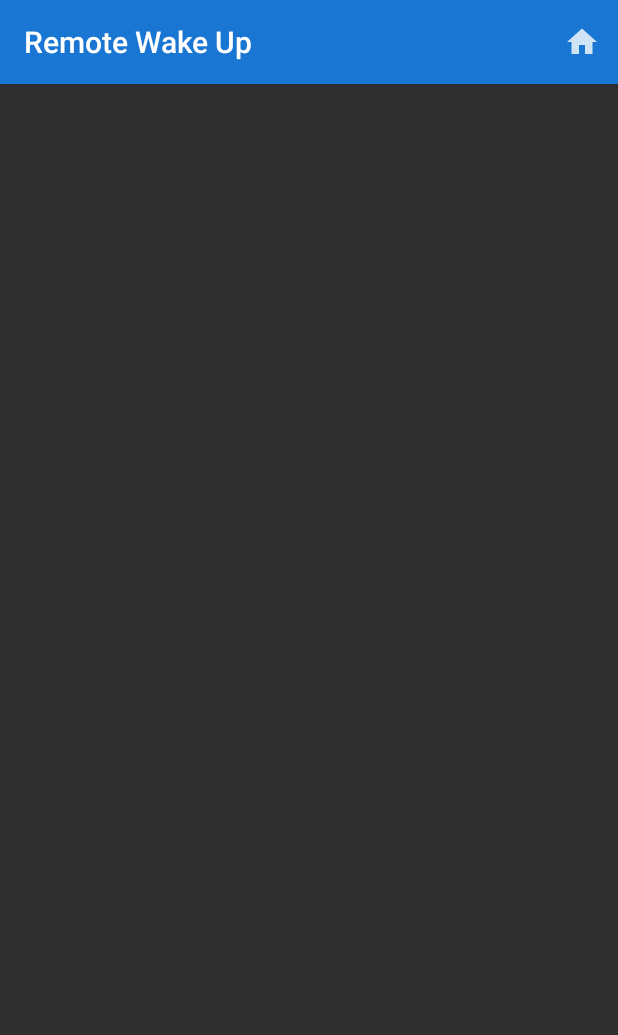
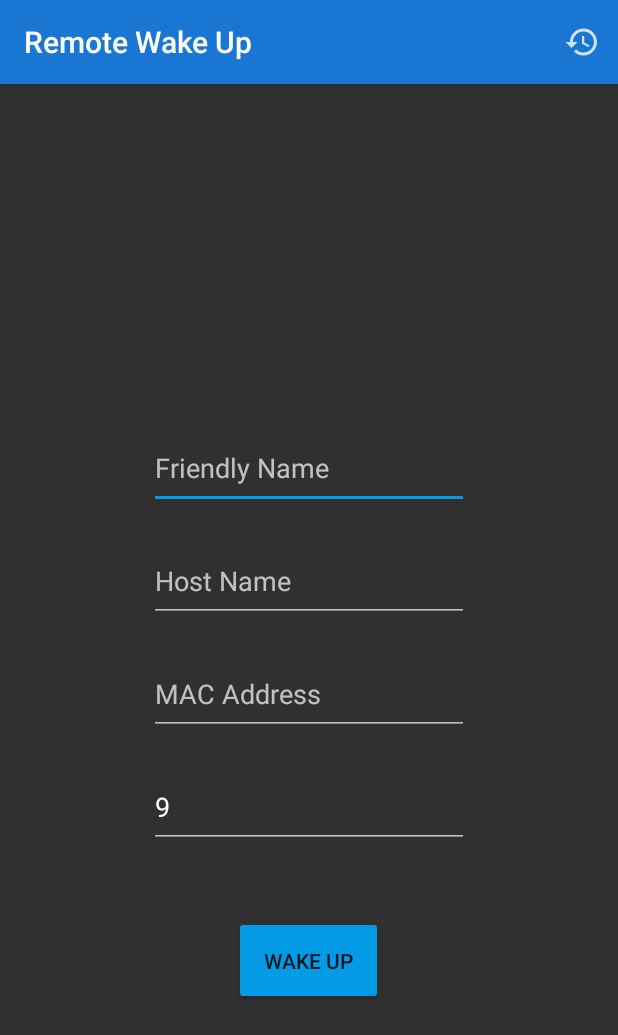
Before and after one commit to Nathan-Duckett/RemoteWakeUp, an Android app: the screen it shows after launch (HistoryActivity before the commit, MainActivity after it), after a tap on "History", on a phone screen of 412 x 824 dp. Shown: the top 1035 px of the screen. Run offline under Robolectric (Android 15) with nearby library versions, the phone set to English and light mode, and no system bars.

Commit message:
Update application to show history page first for quick wakeup

```diff
--- a/app/src/main/AndroidManifest.xml
+++ b/app/src/main/AndroidManifest.xml
@@ -11,14 +11,14 @@
         android:roundIcon="@mipmap/ic_launcher_round"
         android:supportsRtl="true"
         android:theme="@style/AppTheme">
-        <activity android:name=".MainActivity">
+        <activity android:name=".MainActivity" />
+        <activity android:name=".HistoryActivity">
             <intent-filter>
                 <action android:name="android.intent.action.MAIN" />
 
                 <category android:name="android.intent.category.LAUNCHER" />
             </intent-filter>
         </activity>
-        <activity android:name=".HistoryActivity" />
     </application>
 
 </manifest>
--- a/app/src/main/java/page/ndser/remotewakeup/HistoryActivity.java
+++ b/app/src/main/java/page/ndser/remotewakeup/HistoryActivity.java
@@ -9,6 +9,7 @@ import android.widget.ArrayAdapter;
 import android.widget.ListView;
 
 import androidx.appcompat.app.AppCompatActivity;
+import androidx.appcompat.app.AppCompatDelegate;
 
 import com.google.android.material.snackbar.Snackbar;
 
@@ -37,6 +38,9 @@ public class HistoryActivity extends AppCompatActivity {
     protected void onCreate(Bundle savedInstanceState) {
         super.onCreate(savedInstanceState);
         setContentView(R.layout.activity_history);
+
+        // Set dark mode by default
+        AppCompatDelegate.setDefaultNightMode(AppCompatDelegate.MODE_NIGHT_YES);
 
         historyList = findViewById(R.id.history_list);
 
@@ -85,7 +89,9 @@ public class HistoryActivity extends AppCompatActivity {
         Cursor cursor = db.viewData();
 
         if (cursor.getCount() == 0) {
-            // Display empty count
+            // No history then redirect to send wakeup
+            Intent intent = new Intent(this, MainActivity.class);
+            this.startActivity(intent);
         } else {
             while (cursor.moveToNext()) {
                 String friendlyName = getValue(cursor, HistoryDBContract.History.COLUMN_FRIENDLY_NAME);
```
